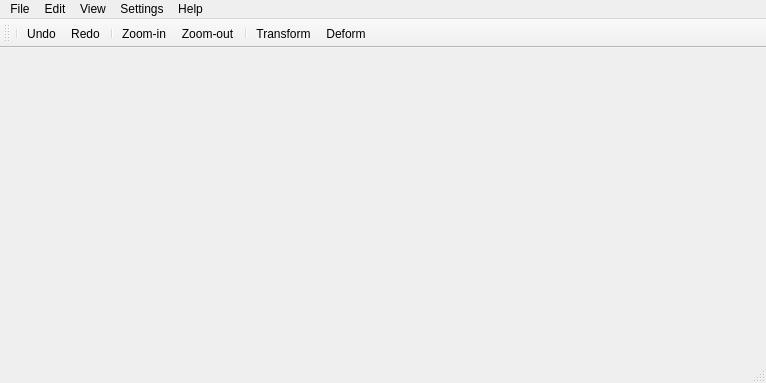
First picture: the form in mainwindow.ui, repository luisaras/PaperDraw, before the edit.
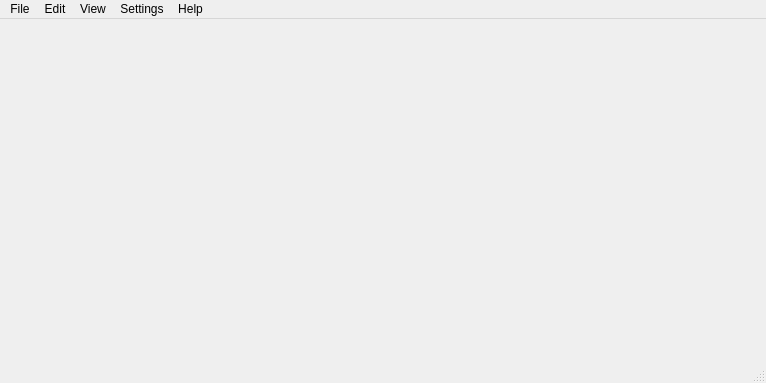
Second picture: the form after the edit.

Commit message: removing tool bar

```diff
--- a/mainwindow.ui
+++ b/mainwindow.ui
@@ -83,23 +83,6 @@
    <addaction name="menuSettings"/>
    <addaction name="menuHelp"/>
   </widget>
-  <widget class="QToolBar" name="mainToolBar">
-   <attribute name="toolBarArea">
-    <enum>TopToolBarArea</enum>
-   </attribute>
-   <attribute name="toolBarBreak">
-    <bool>false</bool>
-   </attribute>
-   <addaction name="separator"/>
-   <addaction name="actionUndo_2"/>
-   <addaction name="actionRedo_2"/>
-   <addaction name="separator"/>
-   <addaction name="actionZoom_in_2"/>
-   <addaction name="actionZoom_out_2"/>
-   <addaction name="separator"/>
-   <addaction name="actionTransform_2"/>
-   <addaction name="actionDeform_2"/>
-  </widget>
   <widget class="QStatusBar" name="statusBar"/>
   <action name="actionNew">
    <property name="text">
@@ -209,36 +192,6 @@
     <string>Manual</string>
    </property>
   </action>
-  <action name="actionUndo_2">
-   <property name="text">
-    <string>Undo</string>
-   </property>
-  </action>
-  <action name="actionRedo_2">
-   <property name="text">
-    <string>Redo</string>
-   </property>
-  </action>
-  <action name="actionZoom_in_2">
-   <property name="text">
-    <string>Zoom-in</string>
-   </property>
-  </action>
-  <action name="actionZoom_out_2">
-   <property name="text">
-    <string>Zoom-out</string>
-   </property>
-  </action>
-  <action name="actionTransform_2">
-   <property name="text">
-    <string>Transform</string>
-   </property>
-  </action>
-  <action name="actionDeform_2">
-   <property name="text">
-    <string>Deform</string>
-   </property>
-  </action>
  </widget>
  <layoutdefault spacing="6" margin="11"/>
  <resources/>
```
The commit also changes 7 other files.
